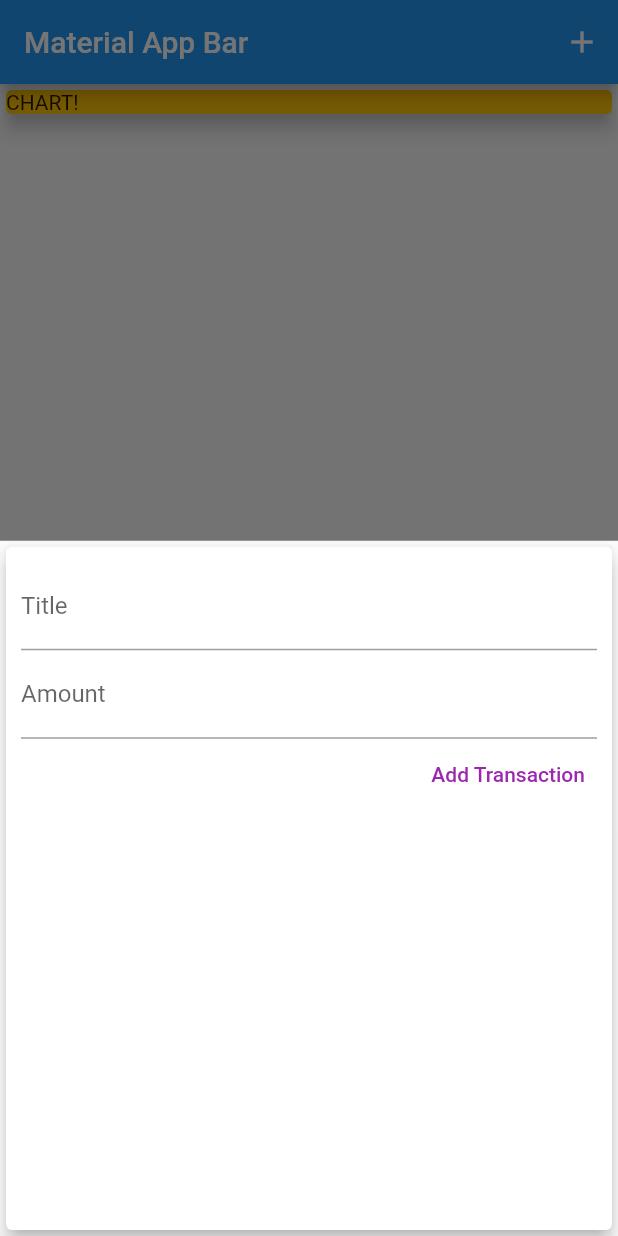
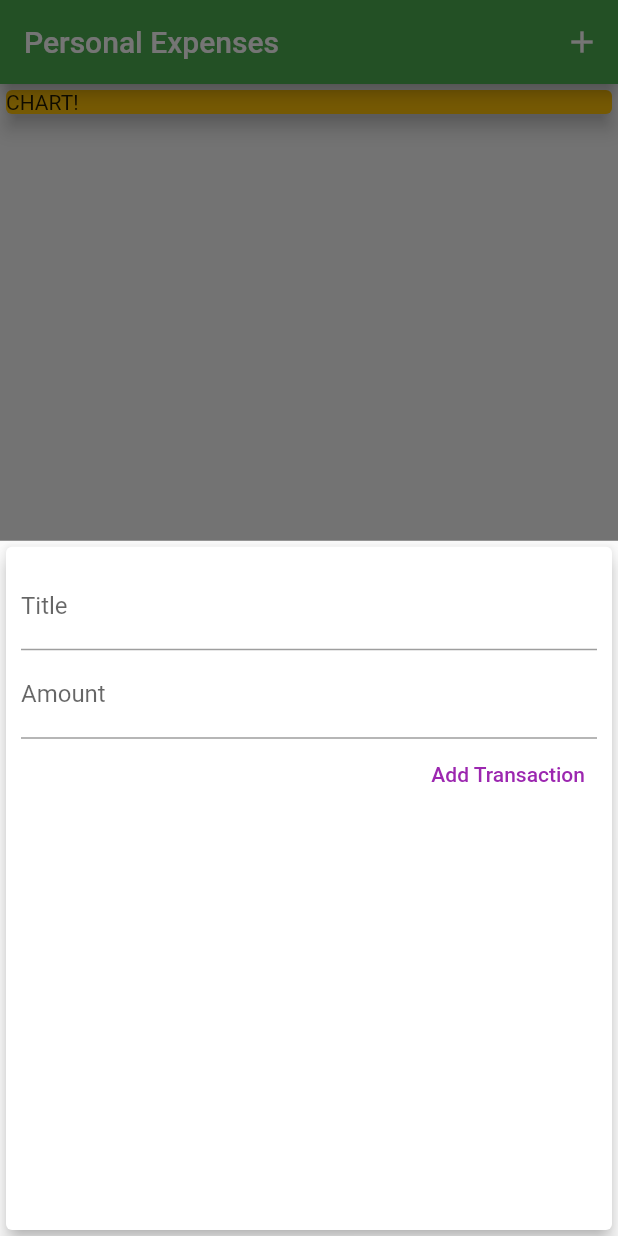
Before and after one commit to sochoall/expense_planner, a Flutter app: the screen it shows after launch, after a tap on the "add" icon, on a phone screen of 412 x 824 dp. Run offline on Flutter 3.47's test engine with Material 2 defaults, Android fonts, the phone set to English and light mode, and no system bars.

Commit message:
ADD: Custom theme to  the main colors

```diff
--- a/lib/main.dart
+++ b/lib/main.dart
@@ -3,16 +3,19 @@ import './widgets/new_transaction.dart';
 import 'package:flutter/material.dart';
 import './models/transaction.dart';
 
-void main() => runApp(MyApp());
+void main() => runApp(const MyApp());
 
 class MyApp extends StatelessWidget {
   const MyApp({super.key});
 
   @override
   Widget build(BuildContext context) {
-    return const MaterialApp(
-      title: 'Flutter App',
-      home: MyHomePage(),
+    return MaterialApp(
+      title: 'Personal Expenses',
+      theme: ThemeData(
+        primarySwatch: Colors.green,
+      ),
+      home: const MyHomePage(),
     );
   }
 }
@@ -50,11 +53,9 @@ class _MyHomePageState extends State<MyHomePage> {
 
   @override
   Widget build(BuildContext context) {
-    return MaterialApp(
-      title: 'Material App',
-      home: Scaffold(
+    return Scaffold(
       appBar: AppBar(
-          title: const Text('Material App Bar'),
+        title: const Text('Personal Expenses'),
         actions: <Widget>[
           IconButton(
               onPressed: () => _startAddNewTransaction(context),
@@ -88,7 +89,6 @@ class _MyHomePageState extends State<MyHomePage> {
           child: const Icon(Icons.add),
         );
       }),
-      ),
     );
   }
 }
--- a/lib/widgets/transaction_list.dart
+++ b/lib/widgets/transaction_list.dart
@@ -21,17 +21,17 @@ class TransactionList extends StatelessWidget {
                       const EdgeInsets.symmetric(vertical: 10, horizontal: 15),
                   decoration: BoxDecoration(
                     border: Border.all(
-                      color: Colors.purple,
+                      color: Theme.of(context).primaryColor,
                       width: 2,
                     ),
                   ),
                   padding: const EdgeInsets.all(10),
                   child: Text(
                     "\$${transactions[index].amount.toStringAsFixed(2)}",
-                    style: const TextStyle(
+                    style: TextStyle(
                       fontWeight: FontWeight.bold,
                       fontSize: 20,
-                      color: Colors.purple,
+                      color: Theme.of(context).primaryColor,
                     ),
                   ),
                 ),
```
Lines whose indentation alone changed are shown as unchanged.
